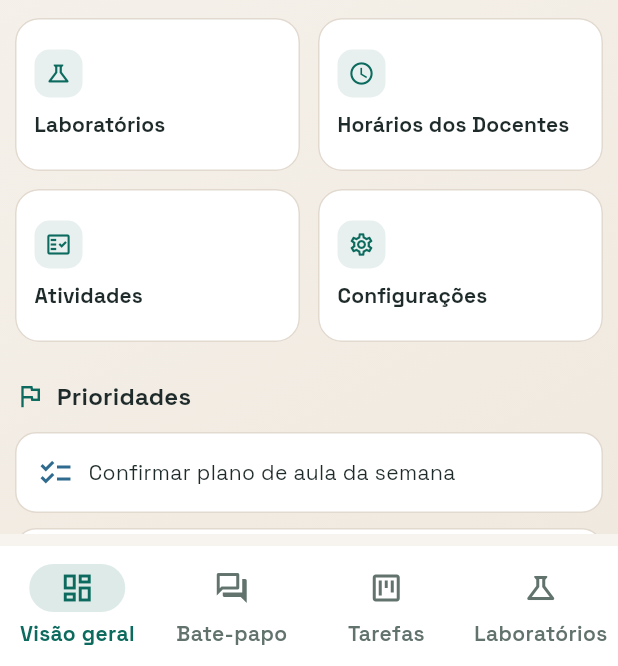
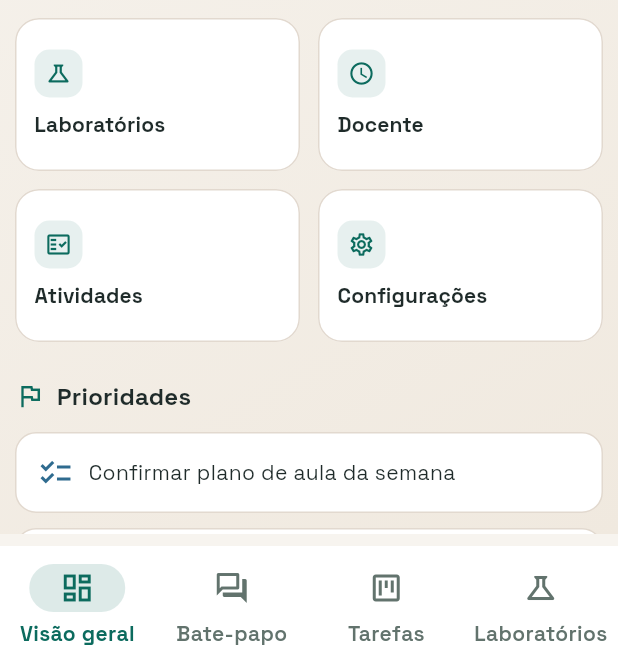
Before and after one commit to frahncky/SIGAD, a Flutter app: the HomeShellPage screen opened by its route, on a phone screen of 412 x 824 dp, the part 570-1236 px from its top. Run offline on Flutter 3.47's test engine with Material 3 defaults, Android fonts, the phone set to English and light mode, and no system bars; our stand-ins replace google_fonts, shared_preferences; accounts and stored records are empty.

Commit message:
rename docente tab label and docs wording

```diff
--- a/lib/core/navigation/navigation_items.dart
+++ b/lib/core/navigation/navigation_items.dart
@@ -33,7 +33,7 @@ const List<NavigationItem> kNavigationItems = [
   ),
   NavigationItem(
     route: AppRoutes.cargaDocente,
-    label: 'Horários dos Docentes',
+    label: 'Docente',
     icon: Icons.schedule_outlined,
     availableFor: {UserRole.professor, UserRole.coordenador, UserRole.chefeDepartamento},
   ),
```
Also changed, not shown: 2 other files.
